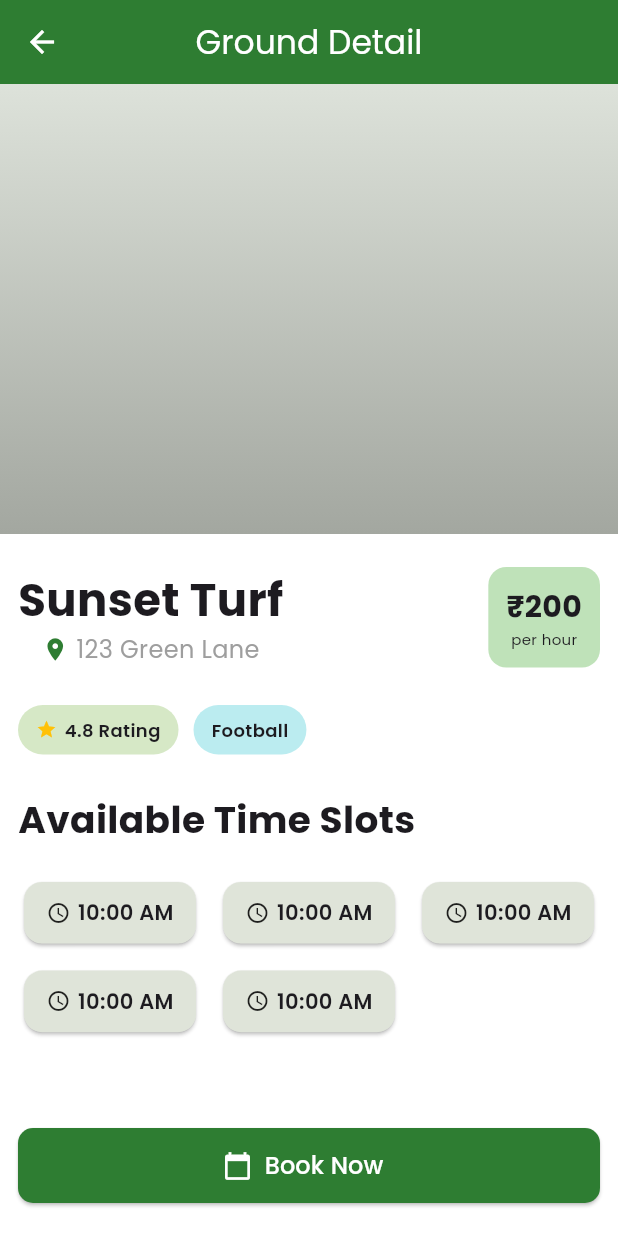
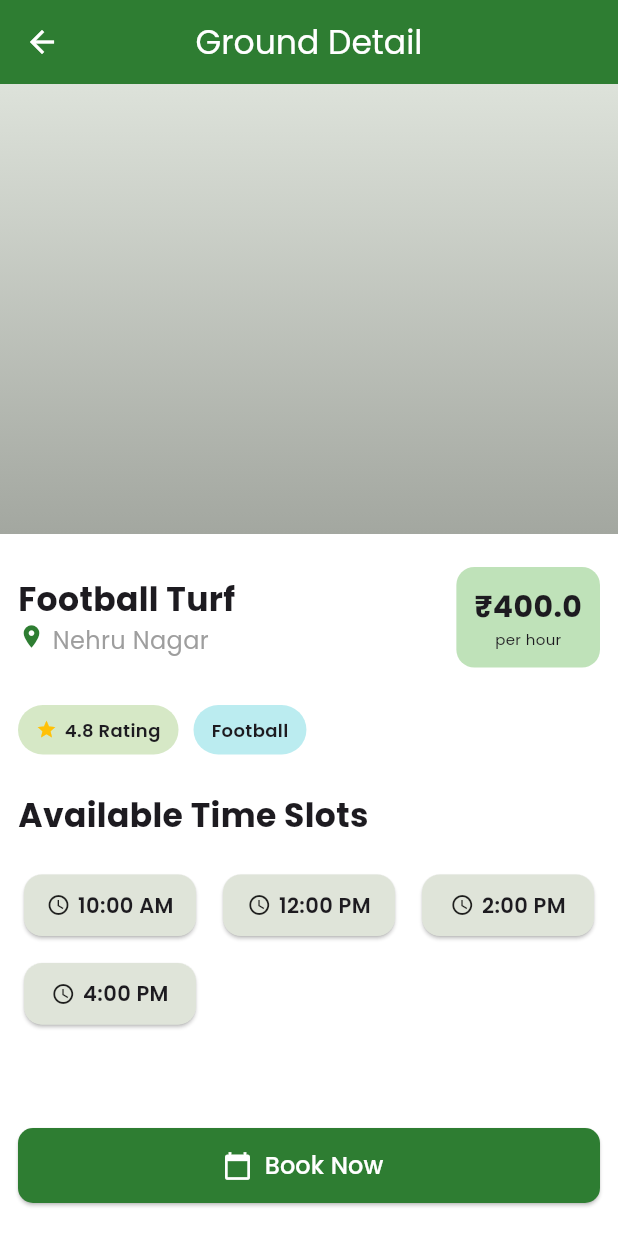
Before and after one commit to armaan277/Atmospark-Task, a Flutter app: the screen it shows after launch, after a tap on "View Details", on a phone screen of 412 x 824 dp. Run offline on Flutter 3.47's test engine with Material 3 defaults, Android fonts, the light colour scheme and no system bars; our stand-ins replace google_fonts.

Commit message:
Ground Data Passing through Constructor and every screen show own data.

```diff
--- a/lib/views/ground_detail_view.dart
+++ b/lib/views/ground_detail_view.dart
@@ -1,10 +1,12 @@
+import 'package:atmospark_task/models/ground_model.dart';
 import 'package:atmospark_task/views/ground_booking_view.dart';
 import 'package:atmospark_task/widgets/book_button.dart';
 import 'package:atmospark_task/widgets/ground_slot_time.dart';
 import 'package:flutter/material.dart';
 
 class GroundDetailView extends StatelessWidget {
-  const GroundDetailView({super.key});
+  final Ground ground;
+  const GroundDetailView({super.key, required this.ground});
 
   @override
   Widget build(BuildContext context) {
@@ -42,15 +44,18 @@ class GroundDetailView extends StatelessWidget {
                     mainAxisAlignment: MainAxisAlignment.spaceBetween,
                     children: [
                       Column(
+                        crossAxisAlignment: CrossAxisAlignment.start,
                         children: [
                           Text(
-                            'Sunset Turf',
+                            ground.name,
                             style: TextStyle(
-                              fontSize: 30,
+                              fontSize: 22,
                               fontWeight: FontWeight.bold,
+                              overflow: TextOverflow.ellipsis,
                             ),
                           ),
                           Row(
+                            crossAxisAlignment: CrossAxisAlignment.start,
                             children: [
                               Icon(
                                 Icons.location_on,
@@ -59,7 +64,7 @@ class GroundDetailView extends StatelessWidget {
                               ),
                               SizedBox(width: 5),
                               Text(
-                                '123 Green Lane',
+                                ground.location,
                                 style: TextStyle(
                                   color: Colors.grey,
                                   fontSize: 16,
@@ -78,7 +83,7 @@ class GroundDetailView extends StatelessWidget {
                         child: Column(
                           children: [
                             Text(
-                              '₹200',
+                              '₹${ground.pricePerHour}',
                               style: TextStyle(
                                 fontWeight: FontWeight.bold,
                                 fontSize: 20,
@@ -108,7 +113,7 @@ class GroundDetailView extends StatelessWidget {
                           Icon(Icons.star, color: Colors.amber, size: 14),
                           SizedBox(width: 5),
                           Text(
-                            '4.8 Rating',
+                            '${ground.rating} Rating',
                             style: TextStyle(
                               fontWeight: FontWeight.w600,
                               fontSize: 12,
@@ -128,7 +133,7 @@ class GroundDetailView extends StatelessWidget {
                         borderRadius: BorderRadius.circular(20.0),
                       ),
                       child: Text(
-                        'Football',
+                        ground.category,
                         style: TextStyle(
                           fontWeight: FontWeight.w600,
                           fontSize: 12,
@@ -140,10 +145,16 @@ class GroundDetailView extends StatelessWidget {
                 SizedBox(height: 25.0),
                 Text(
                   'Available Time Slots',
-                  style: TextStyle(fontSize: 25, fontWeight: FontWeight.bold),
+                  style: TextStyle(fontSize: 22, fontWeight: FontWeight.bold),
                 ),
                 SizedBox(height: 20.0),
-                GroundSlotTime(crossAxisCount: 3, itemCount: 5),
+                GroundSlotTime(
+                  crossAxisCount: 3,
+                  itemCount: ground.availableSlots.length,
+                  timeSlots: ground.availableSlots.map((availableSlot) {
+                    return availableSlot;
+                  }).toList(),
+                ),
               ],
             ),
           ),
@@ -154,7 +165,7 @@ class GroundDetailView extends StatelessWidget {
               Navigator.of(context).push(
                 MaterialPageRoute(
                   builder: (context) {
-                    return GroundBookingView();
+                    return GroundBookingView(ground: ground);
                   },
                 ),
               );
--- a/lib/widgets/ground_card.dart
+++ b/lib/widgets/ground_card.dart
@@ -15,7 +15,7 @@ class GroundCard extends StatelessWidget {
         Navigator.of(context).push(
           MaterialPageRoute(
             builder: (context) {
-              return GroundDetailView();
+              return GroundDetailView(ground: ground);
             },
           ),
         );
@@ -157,7 +157,7 @@ class GroundCard extends StatelessWidget {
                           Navigator.of(context).push(
                             MaterialPageRoute(
                               builder: (context) {
-                                return GroundDetailView();
+                                return GroundDetailView(ground: ground);
                               },
                             ),
                           );
--- a/lib/widgets/ground_slot_time.dart
+++ b/lib/widgets/ground_slot_time.dart
@@ -3,14 +3,22 @@ import 'package:flutter/material.dart';
 class GroundSlotTime extends StatelessWidget {
   final int crossAxisCount;
   final int itemCount;
-  const GroundSlotTime({super.key, required this.crossAxisCount, required this.itemCount});
+  final List<String> timeSlots;
+  final Color color;
+  const GroundSlotTime({
+    super.key,
+    required this.crossAxisCount,
+    required this.itemCount,
+    required this.timeSlots,
+    this.color = const Color(0xffDFE4D9),
+  });
 
   @override
   Widget build(BuildContext context) {
     return GridView.builder(
       shrinkWrap: true,
       physics: const NeverScrollableScrollPhysics(),
-      gridDelegate:  SliverGridDelegateWithFixedCrossAxisCount(
+      gridDelegate: SliverGridDelegateWithFixedCrossAxisCount(
         crossAxisCount: crossAxisCount,
         childAspectRatio: 2.5,
         crossAxisSpacing: 10,
@@ -19,17 +27,17 @@ class GroundSlotTime extends StatelessWidget {
       itemCount: itemCount,
       itemBuilder: (context, index) {
         return Card(
-          color: Color(0xffDFE4D9),
+          color: color,
           child: Container(
             decoration: BoxDecoration(
               borderRadius: BorderRadius.circular(10.0),
             ),
-            child: const Row(
+            child: Row(
               mainAxisAlignment: MainAxisAlignment.center,
               children: [
                 Icon(Icons.access_time, size: 16.0),
                 SizedBox(width: 5.0),
-                Text('10:00 AM', style: TextStyle(fontWeight: FontWeight.w600)),
+                Text(timeSlots[index], style: TextStyle(fontWeight: FontWeight.w600)),
               ],
             ),
           ),
```
Also changed, not shown: lib/views/ground_booking_view.dart (+35 -10 lines), 1 other file.
